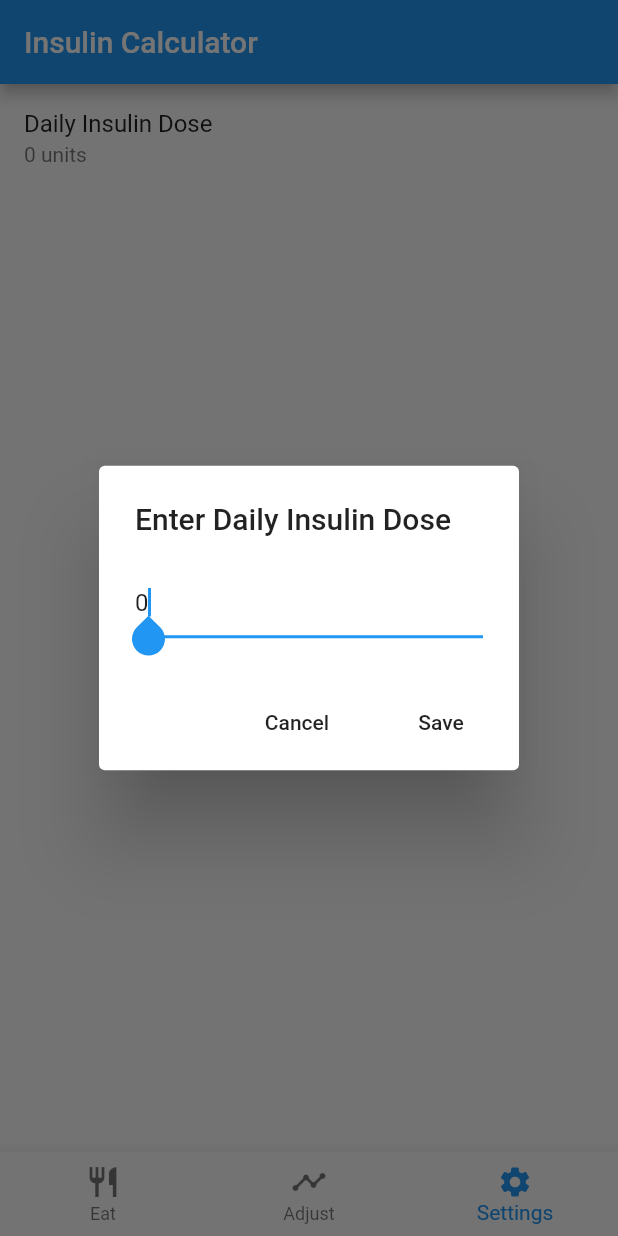
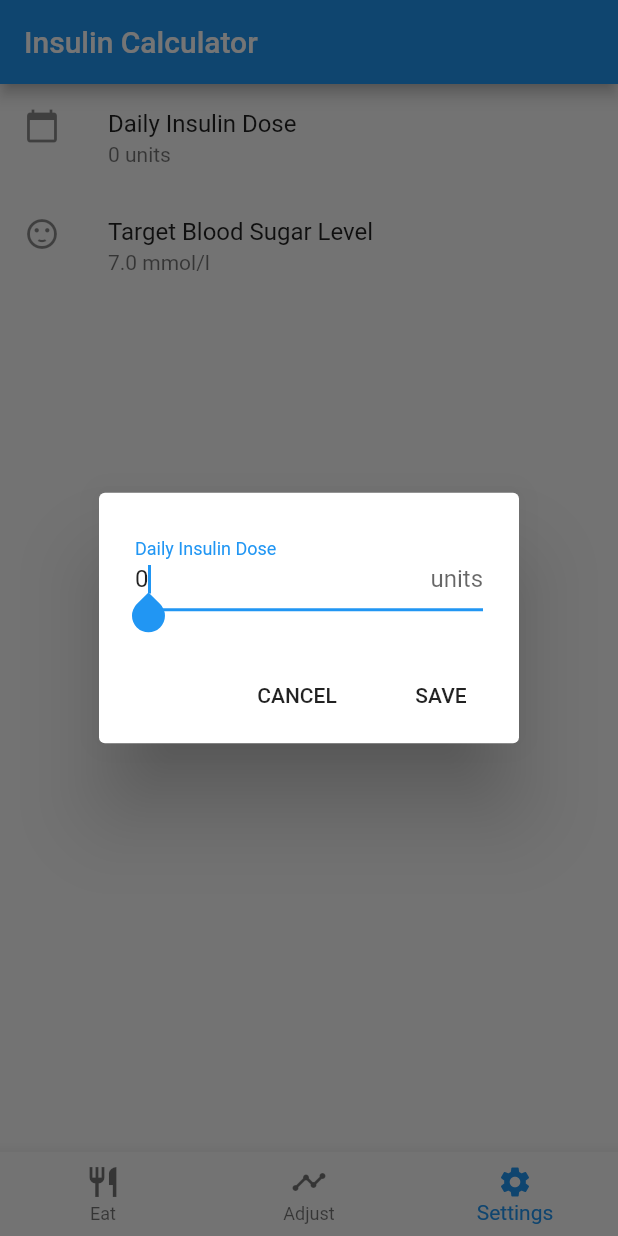
Before and after one commit to MWallenberg/insulin-calculator, a Flutter app: the screen it shows after launch, item 3 of the bottom bar chosen, after a tap on "Daily Insulin Dose", on a phone screen of 412 x 824 dp. Run offline on Flutter 3.47's test engine with Material 2 defaults, Android fonts, the phone set to English and light mode, and no system bars; our stand-ins replace shared_preferences.

Commit message:
Better settings

```diff
--- a/lib/screens/adjust/adjust.dart
+++ b/lib/screens/adjust/adjust.dart
@@ -12,7 +12,9 @@ class AdjustScreen extends StatefulWidget {
 
 class _AdjustScreenState extends State<AdjustScreen> {
   final _formKey = GlobalKey<FormState>();
+  TextEditingController _textFieldController = TextEditingController();
   InsulinCalculator _calculator;
+
   double _currentMmol;
   double _desiredMmol;
   double _recommendedCarbs;
@@ -23,6 +25,11 @@ class _AdjustScreenState extends State<AdjustScreen> {
     _hasCalculated = false;
     SettingsService.getDailyDose().then((val) => setState(() {
           _calculator = InsulinCalculator(val);
+        }));
+
+    SettingsService.getTargetBloodSugar().then((val) => setState(() {
+          _desiredMmol = val;
+          _textFieldController.text = _desiredMmol.toString();
         }));
   }
 
@@ -51,8 +58,7 @@ class _AdjustScreenState extends State<AdjustScreen> {
       setState(() {
         if (delta == 0) {
           // TODO: Congratulate the user. Well done. Good diabetesing.
-        }
-        else if (delta > 0) {
+        } else if (delta > 0) {
           _recommendedCarbs = _calculator.carbsForIncrease(delta);
         } else {
           _recommendedDose = _calculator.doseForDecrease(-delta);
@@ -102,6 +108,7 @@ class _AdjustScreenState extends State<AdjustScreen> {
                     return null;
                   },
                   onSaved: (val) => _desiredMmol = double.parse(val),
+                  controller: _textFieldController,
                 ),
                 Align(
                   alignment: Alignment.center,
@@ -122,6 +129,15 @@ class _AdjustScreenState extends State<AdjustScreen> {
             ),
           ],
         ),
-        ));
+      )
+    );
+  }
+
+  @override
+  void dispose() {
+    // Clean up the controller when the widget is removed from the
+    // widget tree.
+    _textFieldController.dispose();
+    super.dispose();
   }
 }
--- a/lib/screens/settings/settings.dart
+++ b/lib/screens/settings/settings.dart
@@ -10,43 +10,52 @@ class SettingsScreen extends StatefulWidget {
 
 class _SettingsState extends State<SettingsScreen> {
   int _dailyDose = 0;
+  double _targetMmol = 0;
   TextEditingController _textFieldController = TextEditingController();
 
   _SettingsState() {
     SettingsService.getDailyDose().then((val) => setState(() {
       _dailyDose = val;
     }));
+
+    SettingsService.getTargetBloodSugar().then((val) => setState(() {
+      _targetMmol = val;
+    }));
   }
 
-  _showDialog(BuildContext context) async {
+  _showDialog({
+    @required BuildContext context,
+    @required String title,
+    @required String suffix,
+    @required Function(String) callback,
+    String defaultValue}
+  ) async {
     return showDialog(
       context: context,
       builder: (context) {
         return AlertDialog(
-          title: Text("Enter Daily Insulin Dose"),
           content: TextField(
             autofocus: true,
             keyboardType: TextInputType.number,
-            controller: _textFieldController..text = _dailyDose.toString(),
+            controller: _textFieldController..text = defaultValue ?? "",
+            decoration: InputDecoration(
+              suffix: Text(suffix),
+              labelText: title
+            ),
           ),
           actions: <Widget>[
             FlatButton(
-              child: Text("Cancel"),
+              child: Text("CANCEL"),
               onPressed: () {
                 Navigator.of(context).pop();
               },
             ),
             FlatButton(
-              child: Text("Save"),
+              child: Text("SAVE"),
               onPressed: () {
-                int dose = int.parse(_textFieldController.value.text);
-                SettingsService.setDailyDose(dose).then((success) {
-                  Navigator.of(context).pop();
-                  setState(() {
-                    _dailyDose = dose;
-                  });
-                });
-              },
+                callback(_textFieldController.value.text);
+                Navigator.of(context).pop();
+              }
             ),
           ],
         );
@@ -59,10 +68,45 @@ class _SettingsState extends State<SettingsScreen> {
     return ListView(
       children: <Widget>[
         ListTile(
+          leading: Icon(Icons.calendar_today),
           title: Text("Daily Insulin Dose"),
           subtitle: Text("$_dailyDose units"),
           onTap: () {
-            _showDialog(context);
+            _showDialog(
+              title: "Daily Insulin Dose",
+              suffix: "units",
+              context: context,
+              defaultValue: _dailyDose?.toString(),
+              callback: (String value) {
+                int dose = int.parse(value);
+                SettingsService.setDailyDose(dose).then((success) {
+                  setState(() {
+                    _dailyDose = dose;
+                  });
+                });
+              }
+            );
+          },
+        ),
+        ListTile(
+          leading: Icon(Icons.sentiment_satisfied),
+          title: Text("Target Blood Sugar Level"),
+          subtitle: Text("$_targetMmol mmol/l"),
+          onTap: () {
+            _showDialog(
+              title: "Target Blood Sugar Level",
+              suffix: "mmol/l",
+              context: context,
+              defaultValue: _targetMmol?.toString(),
+              callback: (String value) {
+                double target = double.parse(value);
+                SettingsService.setTargetBloodSugar(target).then((success) {
+                  setState(() {
+                    _targetMmol = target;
+                  });
+                });
+              }
+            );
           },
         ),
       ],
--- a/lib/services/settingsService.dart
+++ b/lib/services/settingsService.dart
@@ -2,6 +2,7 @@ import 'package:shared_preferences/shared_preferences.dart';
 
 class SettingsService {
   static final String _dailyDoseName = "dailyDose";
+  static final String _targetMmolName = "targetMmol";
 
   static Future<int> getDailyDose() async {
     final SharedPreferences prefs = await SharedPreferences.getInstance();
@@ -12,4 +13,16 @@ class SettingsService {
     final SharedPreferences prefs = await SharedPreferences.getInstance();
     return prefs.setInt(_dailyDoseName, dailyDose);
   }
+
+  static Future<double> getTargetBloodSugar() async {
+    final SharedPreferences prefs = await SharedPreferences.getInstance();
+
+    // We need to set a sensible default here. Otherwise, the app might suggest dangerous insulin levels.
+    return prefs.getDouble(_targetMmolName) ?? 7.0;
+  }
+
+  static Future<bool> setTargetBloodSugar(double dailyDose) async {
+    final SharedPreferences prefs = await SharedPreferences.getInstance();
+    return prefs.setDouble(_targetMmolName, dailyDose);
+  }
 }
```
Lines whose indentation alone changed are shown as unchanged.
